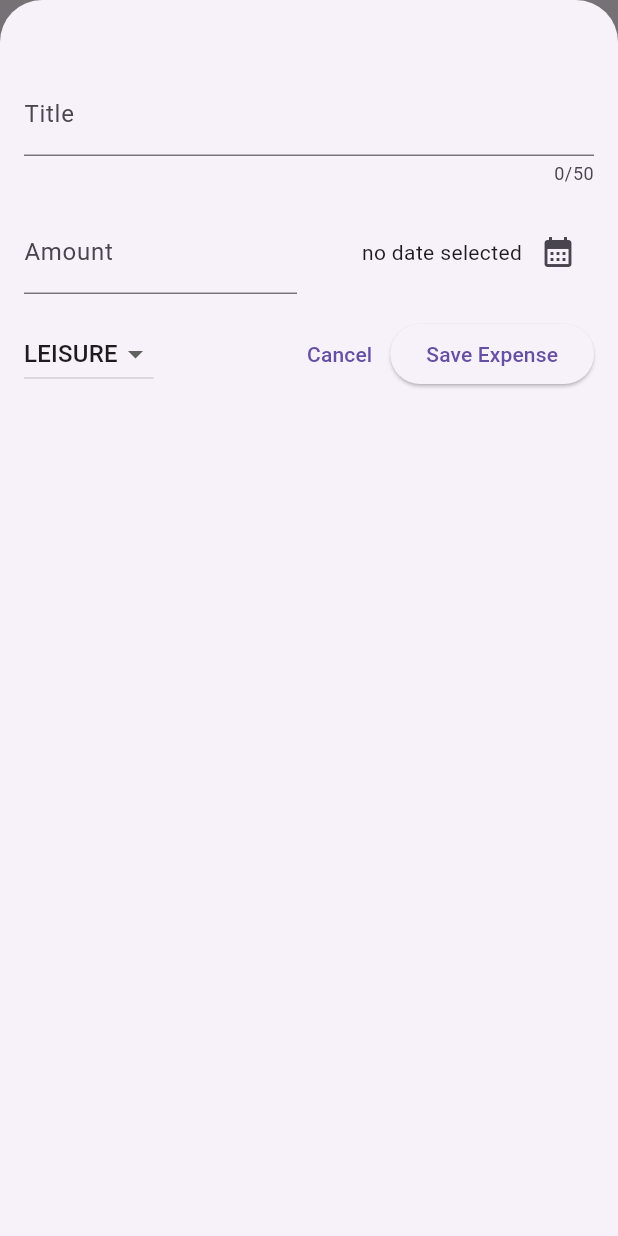
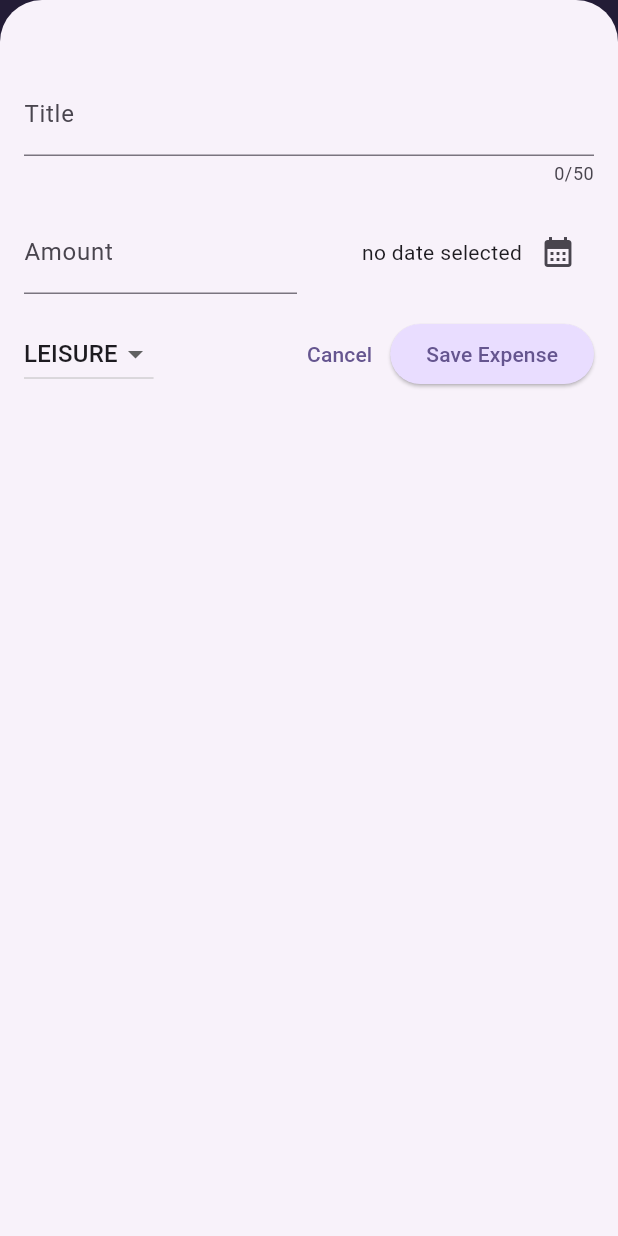
Before and after one commit to AnicetFantomas/Flutter-expense-tracker, a Flutter app: the screen it shows after launch, after a tap on the "add" icon, on a phone screen of 412 x 824 dp. Run offline on Flutter 3.47's test engine with Material 3 defaults, Android fonts, the phone set to English and light mode, and no system bars.

Commit message:
Add app theming

```diff
--- a/lib/main.dart
+++ b/lib/main.dart
@@ -1,10 +1,35 @@
 import 'package:expense_tracker/widgets/expenses.dart';
 import 'package:flutter/material.dart';
+
+var kColorScheme = ColorScheme.fromSeed(seedColor: const Color.fromARGB(255, 96, 59, 181));
 
 void main () {
   runApp(
      MaterialApp(
-      theme: ThemeData(useMaterial3: true),
+      theme: ThemeData().copyWith(
+        colorScheme: kColorScheme,
+        appBarTheme: const AppBarTheme().copyWith(
+          backgroundColor: kColorScheme.onPrimaryContainer,
+          foregroundColor: kColorScheme.primaryContainer,
+        ),
+        cardTheme: const CardTheme().copyWith(
+          color: kColorScheme.secondaryContainer,
+          margin: const EdgeInsets.symmetric(horizontal: 16, vertical: 8
+          ),
+        ),
+        elevatedButtonTheme: ElevatedButtonThemeData(
+          style: ElevatedButton.styleFrom(
+            backgroundColor: kColorScheme.primaryContainer,
+          ),
+        ),
+        textTheme: ThemeData().textTheme.copyWith(
+          titleLarge:  TextStyle(
+            fontWeight: FontWeight.normal,
+            color: kColorScheme.onSecondaryContainer,
+            fontSize: 14
+          )
+        )
+      ),
       home: const Expenses(),
     )
   );
```
